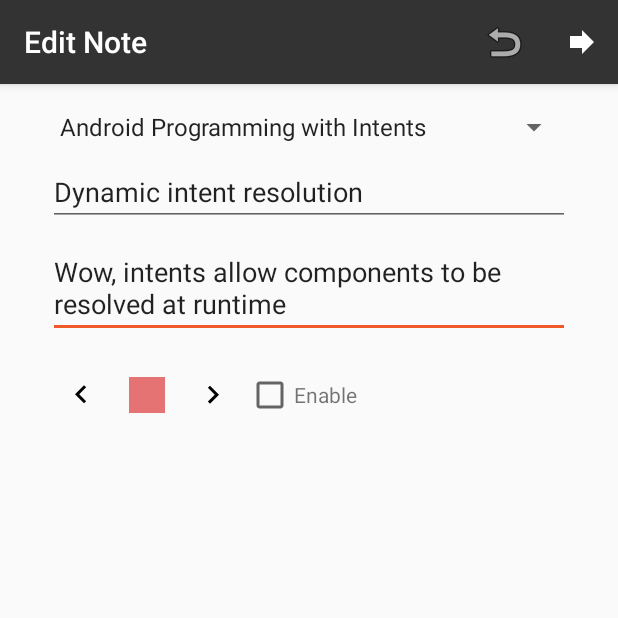
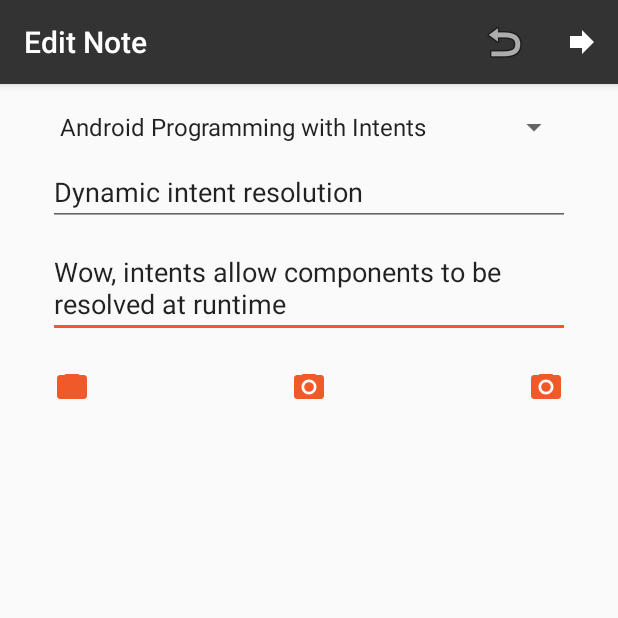
Before and after one commit to SARANSHAJIBABU/Pluralsight, an Android app: the screen it shows after launch (NoteActivity), after a tap on "Android Programming with Intents", on a phone screen of 412 x 824 dp, the top half of it. Run offline under Robolectric (Android 15) with nearby library versions, the phone set to English and light mode, and no system bars.

Commit message:
Custom Views | Added ColorPicker which extends SeekBar

```diff
--- /dev/null
+++ b/AndroidAppsWithKotlin_CustomViewsStartingCode/app/src/main/java/com/jwhh/notekeeper/ColorPicker.kt
@@ -0,0 +1,27 @@
+package com.jwhh.notekeeper
+
+import android.content.Context
+import android.graphics.Color
+import android.support.v4.content.ContextCompat
+import android.util.AttributeSet
+import android.widget.SeekBar
+
+/**
+ * Created by Saran on 9/7/19.
+ */
+class ColorPicker @JvmOverloads constructor(
+        context: Context,
+        attrs: AttributeSet?=null,
+        defStyleAttr:Int = R.attr.seekBarStyle,
+        defStyleRes:Int = 0
+): SeekBar(context, attrs, defStyleAttr, defStyleRes) {
+
+    private var colorsList = listOf(Color.RED,Color.GREEN,Color.BLUE)
+
+    init {
+        max = colorsList.size-1
+        splitTrack = false
+        progressBackgroundTintList = ContextCompat.getColorStateList(context,android.R.color.transparent)
+        progressTintList = ContextCompat.getColorStateList(context,android.R.color.transparent)
+    }
+}
--- a/AndroidAppsWithKotlin_CustomViewsStartingCode/app/src/main/java/com/jwhh/notekeeper/NoteActivity.kt
+++ b/AndroidAppsWithKotlin_CustomViewsStartingCode/app/src/main/java/com/jwhh/notekeeper/NoteActivity.kt
@@ -40,9 +40,9 @@ class NoteActivity : AppCompatActivity() {
             notePosition = DataManager.notes.lastIndex
         }
 
-        color_selector.addListener { color ->
-            mSelectedColor = color
-        }
+//        color_selector.addListener { color ->
+//            mSelectedColor = color
+//        }
     }
 
     override fun onSaveInstanceState(outState: Bundle?) {
@@ -55,7 +55,7 @@ class NoteActivity : AppCompatActivity() {
         textNoteTitle.setText(note.title)
         textNoteText.setText(note.text)
         mSelectedColor = note.color
-        color_selector.selectedColor = mSelectedColor
+//        color_selector.selectedColor = mSelectedColor
 
         val coursePosition = DataManager.courses.values.indexOf(note.course)
         spinnerCourses.setSelection(coursePosition)
--- a/AndroidAppsWithKotlin_CustomViewsStartingCode/app/src/main/res/layout/content_main.xml
+++ b/AndroidAppsWithKotlin_CustomViewsStartingCode/app/src/main/res/layout/content_main.xml
@@ -44,12 +44,14 @@
         app:layout_constraintStart_toStartOf="@+id/spinnerCourses"
         app:layout_constraintTop_toBottomOf="@+id/spinnerCourses" />
 
-    <com.jwhh.notekeeper.ColorSelector
-        android:id="@+id/color_selector"
-        android:layout_width="wrap_content"
+    <com.jwhh.notekeeper.ColorPicker
+        android:id="@+id/colorPicker"
+        android:layout_width="0dp"
         android:layout_height="wrap_content"
-        android:layout_marginTop="16dp"
-        app:layout_constraintStart_toStartOf="@+id/spinnerCourses"
-        app:layout_constraintTop_toBottomOf="@+id/textNoteText"
-        app:colors="@array/colors"/>
+        android:layout_marginTop="24dp"
+        android:tickMark="@drawable/ic_menu_camera"
+        android:tickMarkTint="@color/colorAccent"
+        app:layout_constraintEnd_toEndOf="@+id/textNoteText"
+        app:layout_constraintStart_toStartOf="@+id/textNoteText"
+        app:layout_constraintTop_toBottomOf="@+id/textNoteText" />
 </android.support.constraint.ConstraintLayout>
```
